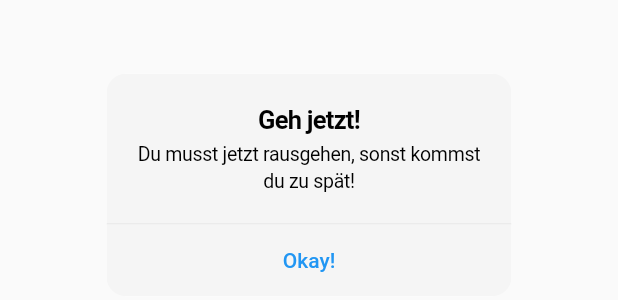
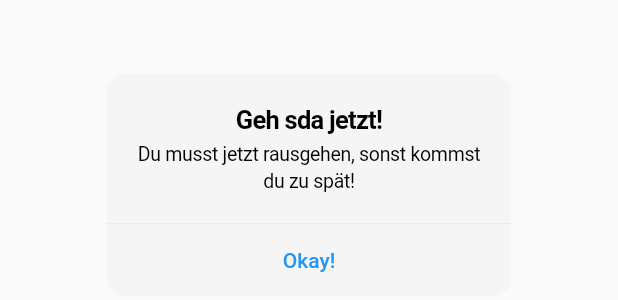
Before and after one commit to NilsBruhnCodes/where_is_my_bus, a Flutter app: the CupertinoPopUp widget shown alone on an empty page, opened directly, on a phone screen of 412 x 824 dp. Shown: the part 433-733 px from the top of the screen. Run offline on Flutter 3.47's test engine with Material 2 defaults, Android fonts, the phone set to English and light mode, and no system bars; our stand-ins replace flutter_svg, lottie; project files that could hold a hidden picture were left out.

Commit message:
Update cupertino_pop_up.dart
test

```diff
--- a/where_is_my_bus/lib/home/widgets/popups/cupertino_pop_up.dart
+++ b/where_is_my_bus/lib/home/widgets/popups/cupertino_pop_up.dart
@@ -9,7 +9,7 @@ class CupertinoPopUp extends StatelessWidget {
   @override
   Widget build(BuildContext context) {
     return CupertinoAlertDialog(
-      title: const Text('Geh jetzt!'),
+      title: const Text('Geh sda jetzt!'),
       content: const Text('Du musst jetzt rausgehen, sonst kommst du zu spät!'),
       actions: <Widget>[
         TextButton(
```
